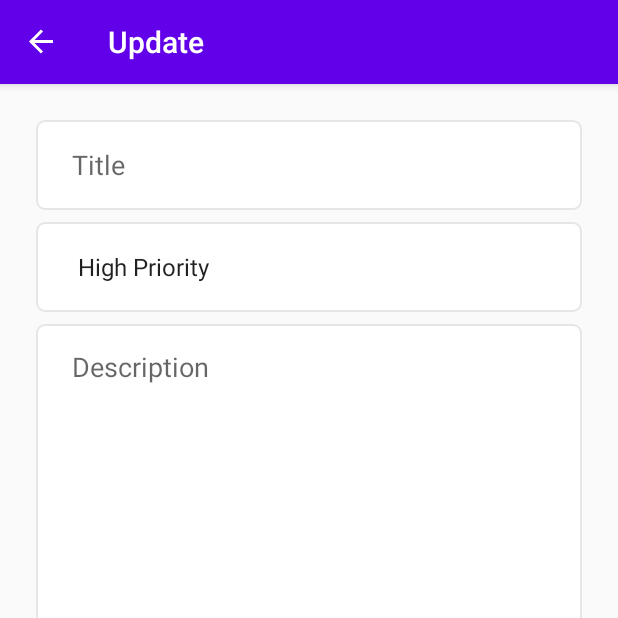
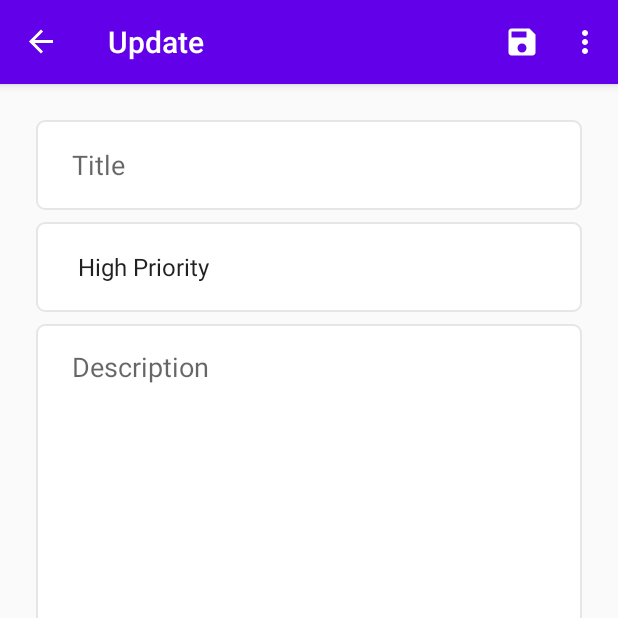
Before and after one commit to jdwoo88/Tut-TodoApp-CleanArch, an Android app: the UpdateFragment screen opened through its navigation route, on a phone screen of 412 x 824 dp, the top half of it. Run offline under Robolectric (Android 15) with nearby library versions, the phone set to English and light mode, and no system bars; our stand-ins replace navigation-ui.

Commit message:
Update Fragment Menu

```diff
--- a/app/src/main/java/app/jwoo/myapplication/fragments/update/UpdateFragment.kt
+++ b/app/src/main/java/app/jwoo/myapplication/fragments/update/UpdateFragment.kt
@@ -1,9 +1,7 @@
 package app.jwoo.myapplication.fragments.update
 
 import android.os.Bundle
-import android.view.LayoutInflater
-import android.view.View
-import android.view.ViewGroup
+import android.view.*
 import androidx.fragment.app.Fragment
 import app.jwoo.myapplication.R
 
@@ -13,8 +11,12 @@ class UpdateFragment : Fragment() {
         inflater: LayoutInflater, container: ViewGroup?,
         savedInstanceState: Bundle?
     ): View? {
+        setHasOptionsMenu(true)
         // Inflate the layout for this fragment
         return inflater.inflate(R.layout.fragment_update, container, false)
     }
 
+    override fun onCreateOptionsMenu(menu: Menu, inflater: MenuInflater) {
+        inflater.inflate(R.menu.update_fragment_menu, menu)
+    }
 }
--- /dev/null
+++ b/app/src/main/res/drawable/ic_save.xml
@@ -0,0 +1,10 @@
+<vector xmlns:android="http://schemas.android.com/apk/res/android"
+    android:width="24dp"
+    android:height="24dp"
+    android:viewportWidth="24"
+    android:viewportHeight="24"
+    android:tint="?attr/colorControlNormal">
+  <path
+      android:fillColor="@android:color/white"
+      android:pathData="M17,3L5,3c-1.11,0 -2,0.9 -2,2v14c0,1.1 0.89,2 2,2h14c1.1,0 2,-0.9 2,-2L21,7l-4,-4zM12,19c-1.66,0 -3,-1.34 -3,-3s1.34,-3 3,-3 3,1.34 3,3 -1.34,3 -3,3zM15,9L5,9L5,5h10v4z"/>
+</vector>
--- /dev/null
+++ b/app/src/main/res/menu/update_fragment_menu.xml
@@ -0,0 +1,14 @@
+<?xml version="1.0" encoding="utf-8"?>
+<menu xmlns:android="http://schemas.android.com/apk/res/android"
+    xmlns:app="http://schemas.android.com/apk/res-auto">
+    <item
+        android:id="@+id/menu_save"
+        android:icon="@drawable/ic_save"
+        android:iconTint="@color/white"
+        android:title="Save"
+        app:showAsAction="ifRoom" />
+    <item
+        android:id="@+id/menu_delete"
+        android:title="Delete"
+        app:showAsAction="never" />
+</menu>
```
